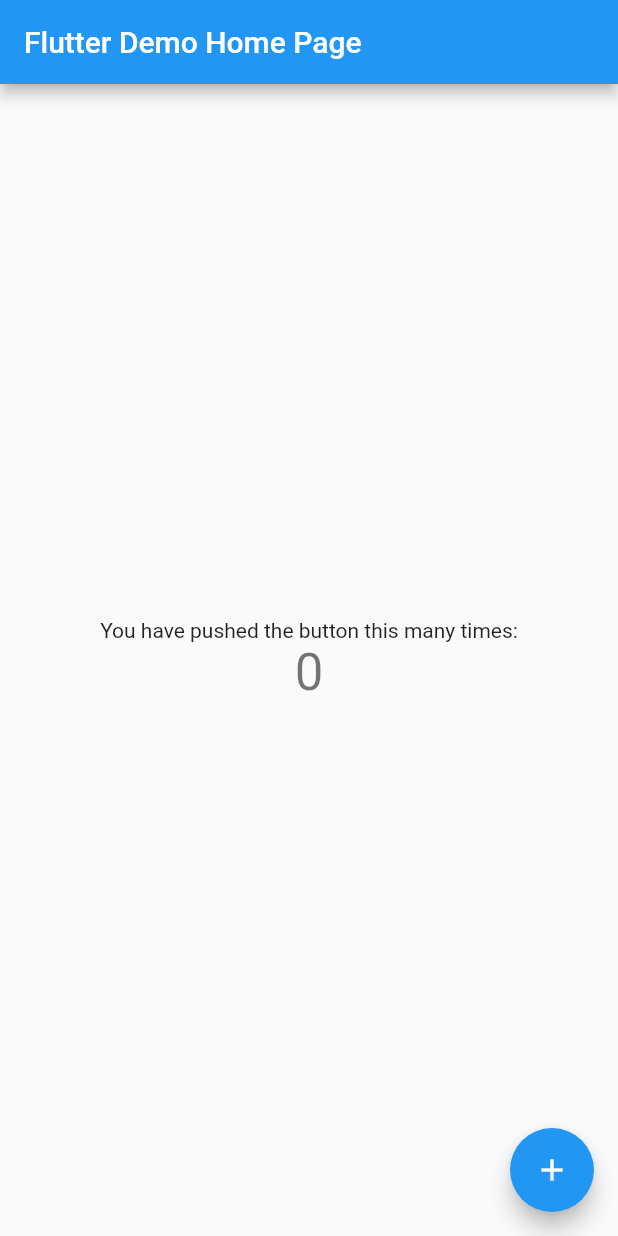
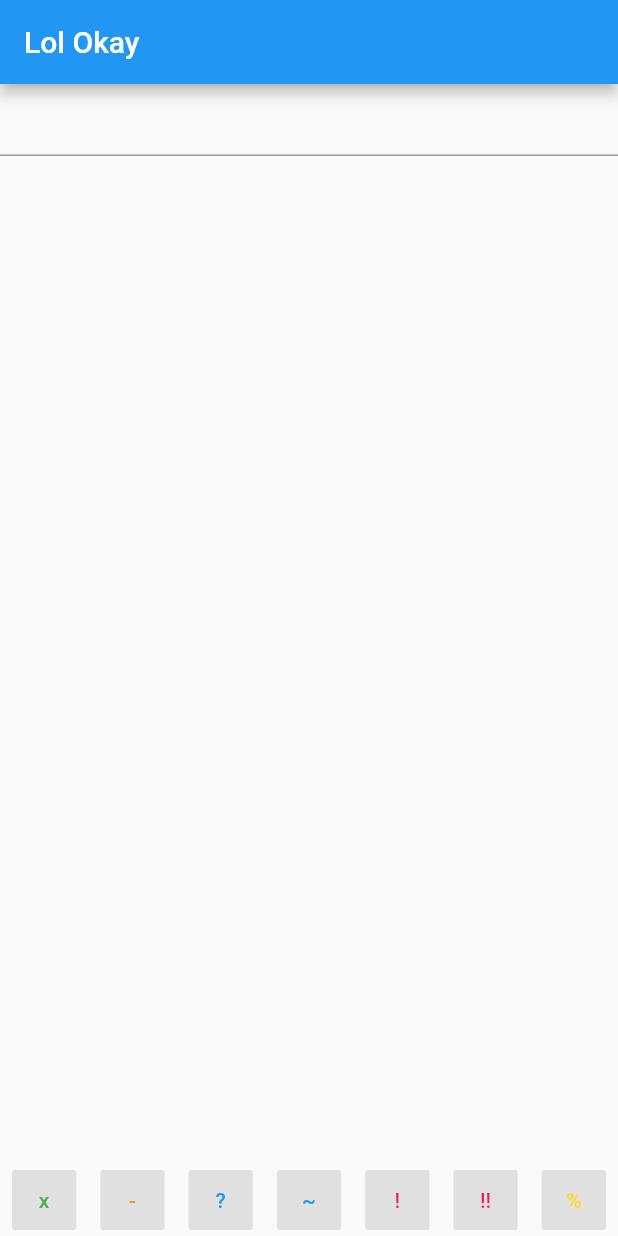
Before and after one commit to ciiqr/notes, a Flutter app: the screen it shows after launch, on a phone screen of 412 x 824 dp. Run offline on Flutter 3.47's test engine with Material 2 defaults, Android fonts, the phone set to English and light mode, and no system bars.

Commit message:
setup the basic structure for the app (a text field & a toolbar above the keyboard with the different note tokens)

```diff
--- a/lib/main.dart
+++ b/lib/main.dart
@@ -3,109 +3,154 @@ import 'package:flutter/material.dart';
 void main() => runApp(MyApp());
 
 class MyApp extends StatelessWidget {
-  // This widget is the root of your application.
   @override
   Widget build(BuildContext context) {
     return MaterialApp(
       title: 'Flutter Demo',
       theme: ThemeData(
-        // This is the theme of your application.
-        //
-        // Try running your application with "flutter run". You'll see the
-        // application has a blue toolbar. Then, without quitting the app, try
-        // changing the primarySwatch below to Colors.green and then invoke
-        // "hot reload" (press "r" in the console where you ran "flutter run",
-        // or simply save your changes to "hot reload" in a Flutter IDE).
-        // Notice that the counter didn't reset back to zero; the application
-        // is not restarted.
         primarySwatch: Colors.blue,
       ),
-      home: MyHomePage(title: 'Flutter Demo Home Page'),
+      home: NoteEditorScreen(),
     );
   }
 }
 
-class MyHomePage extends StatefulWidget {
-  MyHomePage({Key key, this.title}) : super(key: key);
-
-  // This widget is the home page of your application. It is stateful, meaning
-  // that it has a State object (defined below) that contains fields that affect
-  // how it looks.
-
-  // This class is the configuration for the state. It holds the values (in this
-  // case the title) provided by the parent (in this case the App widget) and
-  // used by the build method of the State. Fields in a Widget subclass are
-  // always marked "final".
-
-  final String title;
-
-  @override
-  _MyHomePageState createState() => _MyHomePageState();
-}
-
-class _MyHomePageState extends State<MyHomePage> {
-  int _counter = 0;
-
-  void _incrementCounter() {
-    setState(() {
-      // This call to setState tells the Flutter framework that something has
-      // changed in this State, which causes it to rerun the build method below
-      // so that the display can reflect the updated values. If we changed
-      // _counter without calling setState(), then the build method would not be
-      // called again, and so nothing would appear to happen.
-      _counter++;
-    });
-  }
+class NoteEditorScreen extends StatelessWidget {
+  const NoteEditorScreen({Key key}) : super(key: key);
 
   @override
   Widget build(BuildContext context) {
-    // This method is rerun every time setState is called, for instance as done
-    // by the _incrementCounter method above.
-    //
-    // The Flutter framework has been optimized to make rerunning build methods
-    // fast, so that you can just rebuild anything that needs updating rather
-    // than having to individually change instances of widgets.
     return Scaffold(
       appBar: AppBar(
         // Here we take the value from the MyHomePage object that was created by
         // the App.build method, and use it to set our appbar title.
-        title: Text(widget.title),
+        title: Text("Lol Okay"),
       ),
-      body: Center(
-        // Center is a layout widget. It takes a single child and positions it
-        // in the middle of the parent.
-        child: Column(
-          // Column is also a layout widget. It takes a list of children and
-          // arranges them vertically. By default, it sizes itself to fit its
-          // children horizontally, and tries to be as tall as its parent.
-          //
-          // Invoke "debug painting" (press "p" in the console, choose the
-          // "Toggle Debug Paint" action from the Flutter Inspector in Android
-          // Studio, or the "Toggle Debug Paint" command in Visual Studio Code)
-          // to see the wireframe for each widget.
-          //
-          // Column has various properties to control how it sizes itself and
-          // how it positions its children. Here we use mainAxisAlignment to
-          // center the children vertically; the main axis here is the vertical
-          // axis because Columns are vertical (the cross axis would be
-          // horizontal).
-          mainAxisAlignment: MainAxisAlignment.center,
-          children: <Widget>[
-            Text(
-              'You have pushed the button this many times:',
+      body: Column(
+        crossAxisAlignment: CrossAxisAlignment.stretch,
+        children: <Widget>[
+          Expanded(
+            child: new TextField(
+              keyboardType: TextInputType.multiline,
+              maxLines: null,
             ),
-            Text(
-              '$_counter',
-              style: Theme.of(context).textTheme.display1,
-            ),
-          ],
-        ),
+          ),
+          new NoteStyleToolbar(),
+        ],
       ),
-      floatingActionButton: FloatingActionButton(
-        onPressed: _incrementCounter,
-        tooltip: 'Increment',
-        child: Icon(Icons.add),
-      ), // This trailing comma makes auto-formatting nicer for build methods.
     );
   }
 }
+
+enum NoteToken {
+  DONE,
+  TODO,
+  MAYBE,
+  PARTIAL,
+  IMPORTANT,
+  URGENT,
+  SECTION,
+}
+
+abstract class NoteTokenHelper {
+  static String getName(NoteToken noteToken) {
+    switch (noteToken) {
+      case NoteToken.DONE:
+        return "x";
+      case NoteToken.TODO:
+        return "-";
+      case NoteToken.MAYBE:
+        return "?";
+      case NoteToken.PARTIAL:
+        return "~";
+      case NoteToken.IMPORTANT:
+        return "!";
+      case NoteToken.URGENT:
+        return "!!";
+      case NoteToken.SECTION:
+        return "%";
+
+      default:
+        throw ArgumentError.value(noteToken, noteToken.runtimeType.toString());
+    }
+  }
+
+  static Color getUiColor(NoteToken noteToken) {
+    switch (noteToken) {
+      case NoteToken.DONE:
+        return Colors.green;
+      case NoteToken.TODO:
+        return Colors.orange;
+      case NoteToken.MAYBE:
+        return Colors.blue;
+      case NoteToken.PARTIAL:
+        return Colors.blue;
+      case NoteToken.IMPORTANT:
+        return Colors.pink;
+      case NoteToken.URGENT:
+        return Colors.pink;
+      case NoteToken.SECTION:
+        return Colors.yellow.shade600;
+
+      default:
+        throw ArgumentError.value(noteToken, noteToken.runtimeType.toString());
+    }
+  }
+}
+
+class NoteStyleToolbar extends StatelessWidget {
+  const NoteStyleToolbar({
+    Key key,
+  }) : super(key: key);
+
+  @override
+  Widget build(BuildContext context) {
+    return Row(
+      mainAxisAlignment: MainAxisAlignment.spaceBetween,
+      children: <Widget>[
+        for (var token in NoteToken.values)
+          NoteStyleButton(
+            text: NoteTokenHelper.getName(token),
+            color: NoteTokenHelper.getUiColor(token),
+            onPressed: () {
+              // TODO:
+            },
+          )
+      ],
+    );
+  }
+}
+
+class NoteStyleButton extends StatelessWidget {
+  final String text;
+  final Color color;
+  final VoidCallback onPressed;
+
+  const NoteStyleButton({
+    Key key,
+    @required this.text,
+    @required this.color,
+    @required this.onPressed,
+  }) : super(key: key);
+
+  @override
+  Widget build(BuildContext context) {
+    return Expanded(
+      child: Padding(
+        padding: const EdgeInsets.symmetric(horizontal: 8.0, vertical: 4.0),
+        child: SizedBox(
+          // width: 40,
+          height: 40,
+          child: FlatButton(
+            color: Colors.grey.shade300,
+            child: Text(
+              text,
+              style: Theme.of(context).textTheme.button.copyWith(color: color),
+            ),
+            onPressed: onPressed,
+          ),
+        ),
+      ),
+    );
+  }
+}
```
